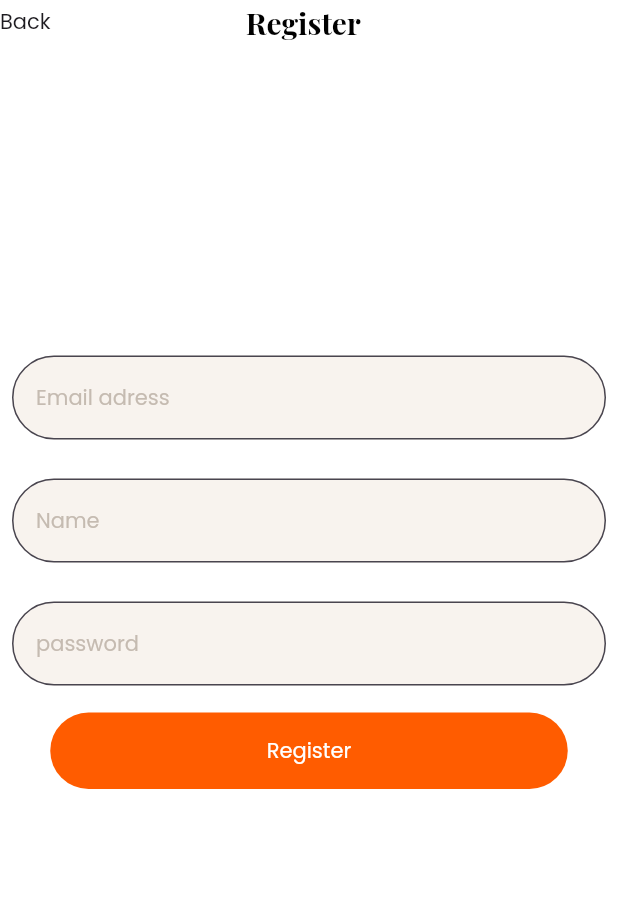
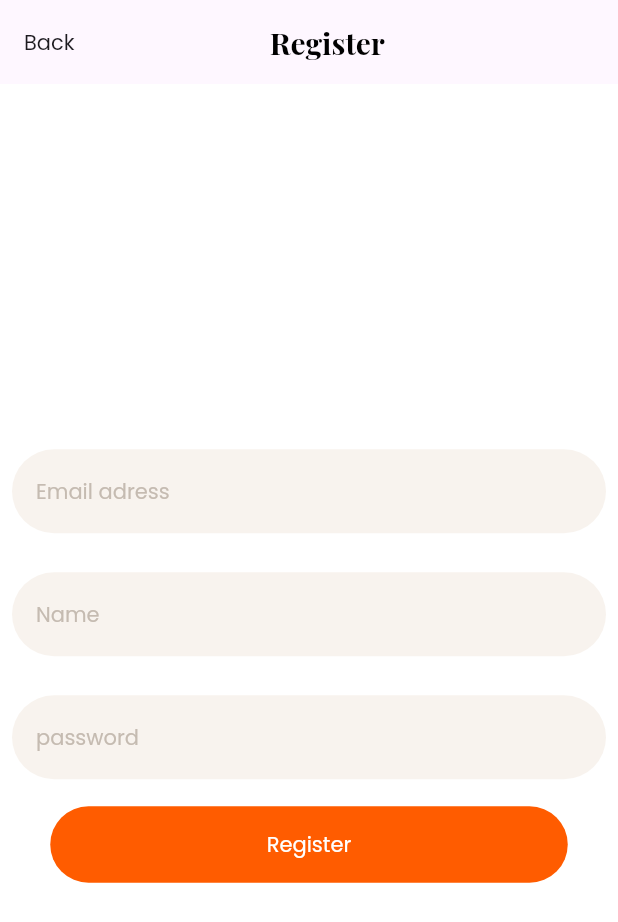
Before and after one commit to Abhishek-dev6/habit-tracker, a Flutter app: the Register screen opened directly, on a phone screen of 412 x 824 dp. Shown: the top 922 px of the screen. Run offline on Flutter 3.47's test engine with Material 3 defaults, Android fonts, the phone set to English and light mode, and no system bars; our stand-ins replace flutter_svg, google_fonts.

Commit message:
remove the borders,created App bar and aligned to center

```diff
--- a/lib/register.dart
+++ b/lib/register.dart
@@ -18,57 +18,9 @@ class _RegisterState extends State<Register> {
   Widget build(BuildContext context) {
     return SafeArea(
       child: Scaffold(
-        backgroundColor: Color(0XFFFFFFFF),
-        body: Column(
-          children: [
-            // Container(
-            //   width: 600,
-            //   height: 40,
-            //   color: Color(0XFFFFFFFF),
-            //   child: Stack(
-            //     children: [
-            //       Align(
-            //         alignment: Alignment.centerLeft,
-            //         child: Padding(
-            //           padding: const EdgeInsets.only(left: 8.0),
-            //           child: GestureDetector(
-            //             onTap: () {
-            //               Navigator.push(
-            //                 context,
-            //                 MaterialPageRoute(builder: (context) => signin()),
-            //               );
-            //             },
-            //             child: Text(
-            //               "Back",
-            //               style: GoogleFonts.poppins(
-            //                 textStyle: TextStyle(
-            //                   fontSize: 14,
-            //                   fontWeight: FontWeight.w400,
-            //                 ),
-            //                 letterSpacing: 0,
-            //               ),
-            //             ),
-            //           ),
-            //         ),
-            //       ),
-            //       Align(
-            //         alignment: Alignment.center,
-            //         child: Text(
-            //           "Register",
-            //           style: GoogleFonts.playfairDisplay(
-            //             textStyle: TextStyle(
-            //               color: Color(0XFF000000),
-            //               fontWeight: FontWeight.w700,
-            //               fontSize: 20,
-            //               letterSpacing: 0,
-            //             ),
-            //           ),
-            //         ),
-            //       ),
-            //     ],
-            //   ),
-            // ),
-            Row(
+        appBar: AppBar(
+          automaticallyImplyLeading: false,
+          title: Row(
             children: [
               GestureDetector(
                 onTap: () {
@@ -87,7 +39,8 @@ class _RegisterState extends State<Register> {
                     letterSpacing: 0,
                   ),
                 ),
-                ),SizedBox(width: 130,),
+              ),
+              SizedBox(width: 130),
               Text(
                 "Register",
                 style: GoogleFonts.playfairDisplay(
@@ -101,92 +54,11 @@ class _RegisterState extends State<Register> {
               ),
             ],
           ),
-            SizedBox(height: 200),
-            // Padding(
-            //   padding: const EdgeInsets.all(8.0),
-            //   child: TextField(
-            //     controller:_email,
-            //     decoration: InputDecoration(
-            //       labelText: "Email adress",
-            //       labelStyle: GoogleFonts.poppins(
-            //         textStyle: TextStyle(
-            //           fontWeight: FontWeight.w400,
-            //           fontSize: 14,
-            //           letterSpacing: 0,
-            //           color: Color(0XFFC5BBB1),
-            //         ),
-            //       ),
-            //       border: OutlineInputBorder(
-            //         borderRadius: BorderRadius.circular(30),
-            //       ),
-            //       filled: true,
-            //       fillColor: Color(0XFFF8F3EE),
-            //     ),
-            //   ),
-            // ),
-            // SizedBox(height: 10),
-            // Padding(
-            //   padding: const EdgeInsets.all(8.0),
-            //   child: TextField(
-            //     decoration: InputDecoration(
-            //       labelText: "Name",
-            //       labelStyle: GoogleFonts.poppins(
-            //         textStyle: TextStyle(
-            //           fontWeight: FontWeight.w400,
-            //           fontSize: 14,
-            //           letterSpacing: 0,
-            //           color: Color(0XFFC5BBB1),
-            //         ),
-            //       ),
-            //       border: OutlineInputBorder(
-            //         borderRadius: BorderRadius.circular(30),
-            //       ),
-            //       filled: true,
-            //       fillColor: Color(0XFFF8F3EE),
-            //     ),
-            //   ),
-            // ),
-            // SizedBox(height: 10),
-            // Padding(
-            //   padding: const EdgeInsets.all(8.0),
-            //   child: TextField(
-            //     decoration: InputDecoration(
-            //       labelText: "password",
-            //       labelStyle: GoogleFonts.poppins(
-            //         textStyle: TextStyle(
-            //           fontWeight: FontWeight.w400,
-            //           fontSize: 14,
-            //           letterSpacing: 0,
-            //           color: Color(0XFFC5BBB1),
-            //         ),
-            //       ),
-            //       border: OutlineInputBorder(
-            //         borderRadius: BorderRadius.circular(30),
-            //       ),
-            //       filled: true,
-            //       fillColor: Color(0XFFF8F3EE),
-            //     ),
-            //   ),
-            // ),
-            // SizedBox(height: 10),
-            // Container(
-            //   width: 345,
-            //   height: 51,
-            //   decoration: BoxDecoration(
-            //     borderRadius: BorderRadius.circular(30),
-            //     color: Color(0XFFFF5C00),
-            //   ),
-            //   child: Center(
-            //     child: Text(
-            //       "Register",
-            //       style: GoogleFonts.poppins(
-            //         fontWeight: FontWeight.w400,
-            //         fontSize: 14,
-            //         letterSpacing: 0,color: Color(0XFFFFFFFF)
-            //       ),
-            //     ),
-            //   ),
-            // ),
+        ),
+        backgroundColor: Color(0XFFFFFFFF),
+        body: Column(
+          mainAxisAlignment: MainAxisAlignment.center,
+          children: [
             Form(
               key: _formKey,
               child: Column(
@@ -205,9 +77,12 @@ class _RegisterState extends State<Register> {
                             color: Color(0XFFC5BBB1),
                           ),
                         ),
-                        border: OutlineInputBorder(
+                        enabledBorder: OutlineInputBorder(
+                          borderSide: BorderSide.none,
                           borderRadius: BorderRadius.circular(30),
-                        ),
+                        ),focusedBorder:OutlineInputBorder(
+                          borderSide: BorderSide.none
+                        ) ,
                         filled: true,
                         fillColor: Color(0XFFF8F3EE),
                       ),
@@ -237,8 +112,12 @@ class _RegisterState extends State<Register> {
                             color: Color(0XFFC5BBB1),
                           ),
                         ),
-                        border: OutlineInputBorder(
+                        enabledBorder: OutlineInputBorder(
+                        borderSide: BorderSide.none ,
                           borderRadius: BorderRadius.circular(30),
+                        ),
+                        focusedBorder: OutlineInputBorder(
+                          borderSide: BorderSide.none
                         ),
                         filled: true,
                         fillColor: Color(0XFFF8F3EE),
@@ -267,8 +146,11 @@ class _RegisterState extends State<Register> {
                             color: Color(0XFFC5BBB1),
                           ),
                         ),
-                        border: OutlineInputBorder(
+                        enabledBorder: OutlineInputBorder(
+                          borderSide: BorderSide.none,
                           borderRadius: BorderRadius.circular(30),
+                        ),focusedBorder: OutlineInputBorder(
+                          borderSide: BorderSide.none
                         ),
                         filled: true,
                         fillColor: Color(0XFFF8F3EE),
```
Lines whose indentation alone changed are shown as unchanged.
